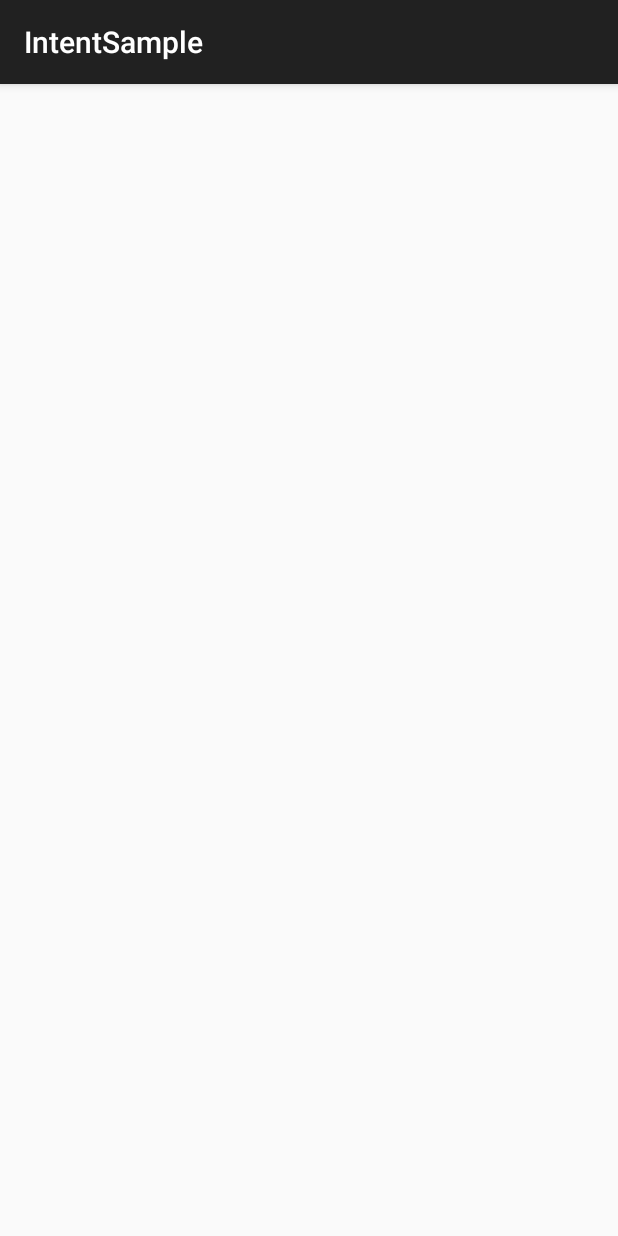
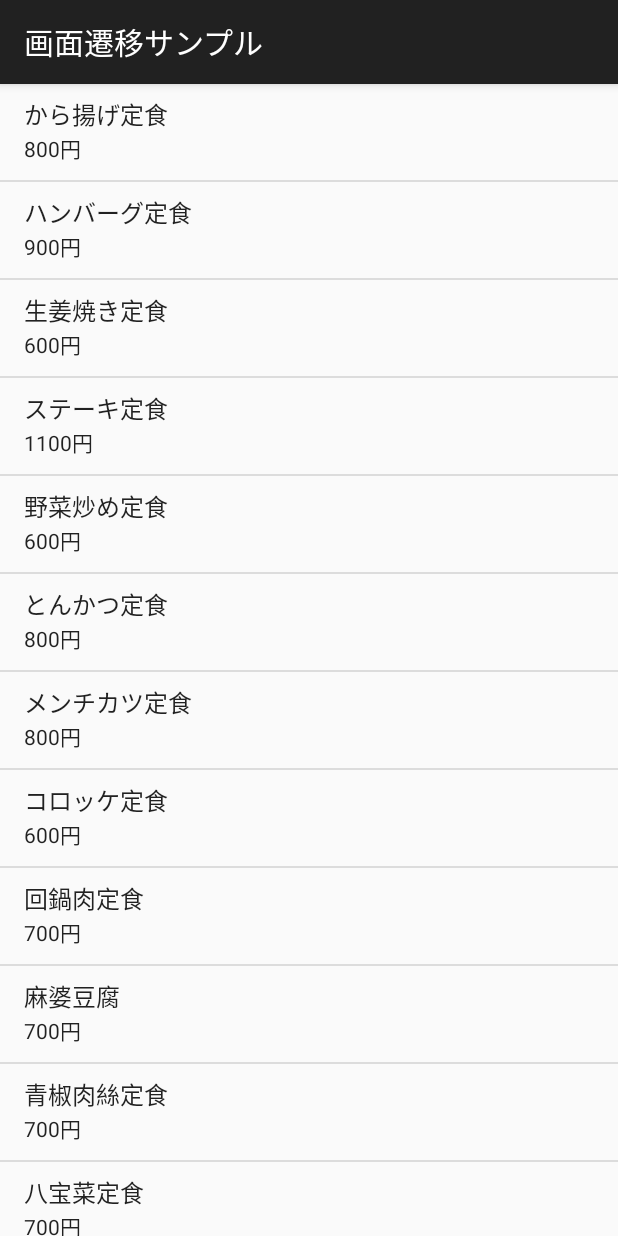
Before and after one commit to imakyo97/AndroidStudy, an Android app built with Jetpack Compose: the screen it shows after launch (MainActivity), on a phone screen of 412 x 824 dp. Run offline under Robolectric (Android 15) with nearby library versions, the phone set to English and light mode, and no system bars.

Commit message:
画面遷移を実装

```diff
--- a/IntentSample/app/build.gradle.kts
+++ b/IntentSample/app/build.gradle.kts
@@ -5,7 +5,7 @@ plugins {
 
 android {
     namespace = "com.example.intentsample"
-    compileSdk = 33
+    compileSdk = 34
 
     defaultConfig {
         applicationId = "com.example.intentsample"
@@ -60,6 +60,8 @@ dependencies {
     implementation("androidx.compose.ui:ui-tooling-preview")
     implementation("androidx.compose.material3:material3")
     implementation("androidx.appcompat:appcompat:1.6.1")
+    implementation("com.google.android.material:material:1.11.0")
+    implementation("androidx.constraintlayout:constraintlayout:2.1.4")
     testImplementation("junit:junit:4.13.2")
     androidTestImplementation("androidx.test.ext:junit:1.1.5")
     androidTestImplementation("androidx.test.espresso:espresso-core:3.5.1")
--- a/IntentSample/app/src/main/AndroidManifest.xml
+++ b/IntentSample/app/src/main/AndroidManifest.xml
@@ -13,6 +13,9 @@
         android:theme="@style/Theme.IntentSample"
         tools:targetApi="31">
         <activity
+            android:name=".MenuThanksActivity"
+            android:exported="false" />
+        <activity
             android:name=".MainActivity"
             android:exported="true"
             android:label="@string/app_name"
--- a/IntentSample/app/src/main/java/com/example/intentsample/MainActivity.kt
+++ b/IntentSample/app/src/main/java/com/example/intentsample/MainActivity.kt
@@ -1,6 +1,11 @@
 package com.example.intentsample
 
+import android.content.Intent
 import android.os.Bundle
+import android.view.View
+import android.widget.AdapterView
+import android.widget.ListView
+import android.widget.SimpleAdapter
 import androidx.appcompat.app.AppCompatActivity
 
 
@@ -8,5 +13,62 @@ class MainActivity : AppCompatActivity() {
     override fun onCreate(savedInstanceState: Bundle?) {
         super.onCreate(savedInstanceState)
         setContentView(R.layout.activity_main)
+
+        val lvMenu = findViewById<ListView>(R.id.lvMenu)
+        val menuList: MutableList<MutableMap<String, String>> = mutableListOf()
+        var menu = mutableMapOf("name" to "から揚げ定食", "price" to "800円")
+        menuList.add(menu)
+        menu = mutableMapOf("name" to "ハンバーグ定食", "price" to "900円")
+        menuList.add(menu)
+        menu = mutableMapOf("name" to "生姜焼き定食", "price" to "600円")
+        menuList.add(menu)
+        menu = mutableMapOf("name" to "ステーキ定食", "price" to "1100円")
+        menuList.add(menu)
+        menu = mutableMapOf("name" to "野菜炒め定食", "price" to "600円")
+        menuList.add(menu)
+        menu = mutableMapOf("name" to "とんかつ定食", "price" to "800円")
+        menuList.add(menu)
+        menu = mutableMapOf("name" to "メンチカツ定食", "price" to "800円")
+        menuList.add(menu)
+        menu = mutableMapOf("name" to "コロッケ定食", "price" to "600円")
+        menuList.add(menu)
+        menu = mutableMapOf("name" to "回鍋肉定食", "price" to "700円")
+        menuList.add(menu)
+        menu = mutableMapOf("name" to "麻婆豆腐", "price" to "700円")
+        menuList.add(menu)
+        menu = mutableMapOf("name" to "青椒肉絲定食", "price" to "700円")
+        menuList.add(menu)
+        menu = mutableMapOf("name" to "八宝菜定食", "price" to "700円")
+        menuList.add(menu)
+        menu = mutableMapOf("name" to "酢豚定食", "price" to "700円")
+        menuList.add(menu)
+        menu = mutableMapOf("name" to "豚の角煮定食", "price" to "900円")
+        menuList.add(menu)
+        menu = mutableMapOf("name" to "焼き鳥定食", "price" to "700円")
+        menuList.add(menu)
+        menu = mutableMapOf("name" to "焼き魚定食", "price" to "700円")
+        menuList.add(menu)
+        menu = mutableMapOf("name" to "焼肉定食", "price" to "900円")
+        menuList.add(menu)
+
+        val from = arrayOf("name", "price")
+        val to = intArrayOf(android.R.id.text1, android.R.id.text2)
+        val adapter = SimpleAdapter(this@MainActivity, menuList, android.R.layout.simple_list_item_2, from, to)
+        lvMenu.adapter = adapter
+
+        lvMenu.onItemClickListener = ListItemClickListener()
+    }
+
+    private inner class ListItemClickListener: AdapterView.OnItemClickListener {
+        override fun onItemClick(parent: AdapterView<*>?, view: View?, position: Int, id: Long) {
+            val item = parent?.getItemAtPosition(position) as MutableMap<String, String>
+            val menuName = item["name"]
+            val menuPrice = item["price"]
+            val intent2MenuThanks = Intent(this@MainActivity, MenuThanksActivity::class.java)
+            intent2MenuThanks.putExtra("menuName", menuName)
+            intent2MenuThanks.putExtra("menuPrice", menuPrice)
+            startActivity(intent2MenuThanks)
+        }
+
     }
 }
--- a/IntentSample/app/src/main/res/layout/activity_main.xml
+++ b/IntentSample/app/src/main/res/layout/activity_main.xml
@@ -1,5 +1,7 @@
 <?xml version="1.0" encoding="utf-8"?>
-<ListView xmlns:android="http://schemas.android.com/apk/res/android"
+<ListView
+    xmlns:android="http://schemas.android.com/apk/res/android"
+    android:id="@+id/lvMenu"
     android:layout_width="match_parent"
     android:layout_height="match_parent">
 
--- a/IntentSample/app/src/main/res/values/strings.xml
+++ b/IntentSample/app/src/main/res/values/strings.xml
@@ -1,3 +1,6 @@
 <resources>
-    <string name="app_name">IntentSample</string>
+    <string name="app_name">画面遷移サンプル</string>
+    <string name="tv_thx_title">注文完了</string>
+    <string name="tv_thx_desc">以下のメニューのご注文を受け付けました。\nご注文ありがとうございます。</string>
+    <string name="bt_thx_back">リストに戻る</string>
 </resources>
```
Also changed, not shown: IntentSample/app/src/main/java/com/example/intentsample/MenuThanksActivity.kt (added, +26 -0 lines), IntentSample/app/src/main/res/layout/activity_menu_thanks.xml (added, +62 -0 lines).
